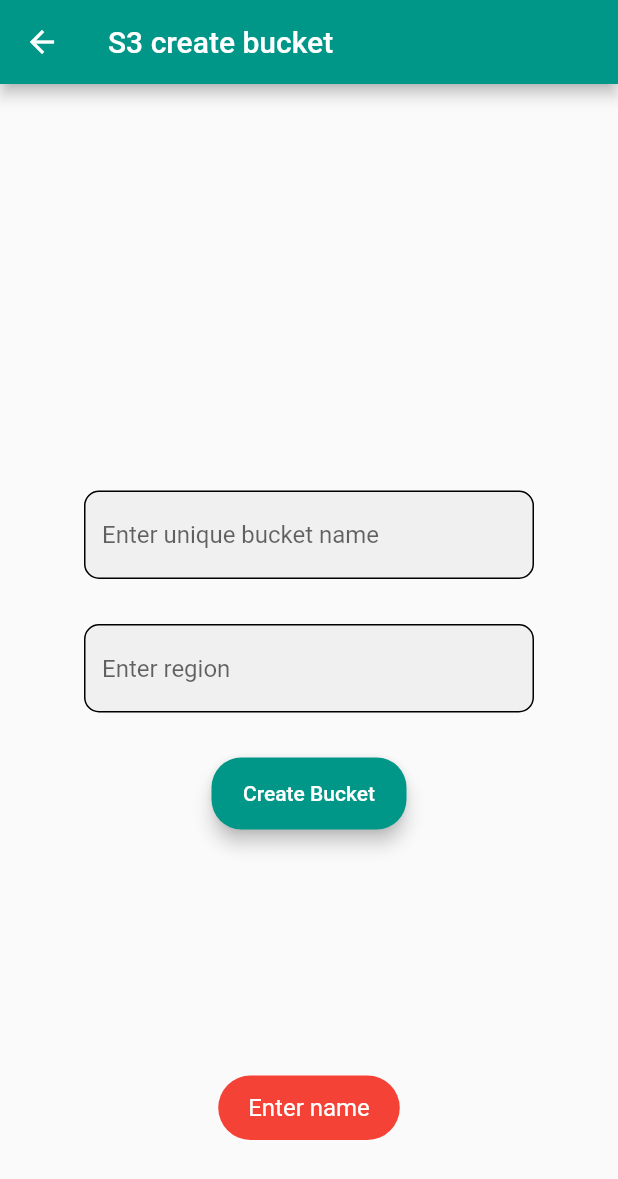
After one commit to snapsid/Developer-Assistant, a Flutter app: the MyS3CreateBucket screen opened by its route, after a tap on "Create Bucket", on a phone screen of 412 x 824 dp. The commit adds this screen. Shown: the top 1179 px of the screen. Run offline on Flutter 3.47's test engine with Material 2 defaults, Android fonts, the light colour scheme and no system bars; our stand-ins replace bubble, flutter_highlight, flutter_slidable, fluttertoast, modal_progress_hud; missing offline and left inert: code_text_field, highlight, vertical_card_pager.

Commit message:
create s3 done

```diff
--- a/app/developer_assistant/developer_assistant/lib/aws/awshome.dart
+++ b/app/developer_assistant/developer_assistant/lib/aws/awshome.dart
@@ -13,7 +13,7 @@
   bool loading = false;
   String ip;
   final List<String> titles = [
-    "EC2",
+    "S3",
     "EBS\nVolume",
     "Security\nGroup",
   ];
@@ -122,8 +122,7 @@
                       onSelectedItem: (index) {
                         print(index);
                         if (index == 0) {
-                          print('docker service');
-                          Navigator.pushNamed(context, 'dockerservice');
+                          Navigator.pushNamed(context, 's3createvolume');
                         } else if (index == 1) {
                           Navigator.pushNamed(context, 'ebshome');
                         } else if (index == 2) {
--- /dev/null
+++ b/app/developer_assistant/developer_assistant/lib/aws/s3/createbucket.dart
@@ -0,0 +1,178 @@
+import 'package:developer_assistant/ip.dart';
+import 'package:flutter/material.dart';
+import 'package:fluttertoast/fluttertoast.dart';
+import 'package:modal_progress_hud/modal_progress_hud.dart';
+import 'package:http/http.dart' as http;
+
+class MyS3CreateBucket extends StatefulWidget {
+  @override
+  _MyS3CreateBucketState createState() => _MyS3CreateBucketState();
+}
+
+class _MyS3CreateBucketState extends State<MyS3CreateBucket> {
+  bool loading = false;
+  var name = "";
+  var region = "";
+  String ip;
+
+  @override
+  void initState() {
+    ip = MyIp.ip_public;
+    // TODO: implement initState
+    super.initState();
+  }
+
+  createVolume() async {
+    myToast('Creating Volume\nPlease Wait...', Colors.blue);
+    setState(() {
+      loading = true;
+    });
+    var url = Uri.parse(
+        'http://${ip}/cgi-bin/aws/awsservices/s3/createbucket.py?x=$name&y=$region');
+    try {
+      var response = await http.get(url, headers: {
+        "Accept": "application/json",
+        "Access-Control_Allow_Origin": "*"
+      });
+      var code = response.statusCode;
+      print(code);
+      if (code == 200) {
+        var body = await response.body;
+        print(body);
+        myToast(body, Colors.teal.shade300);
+        setState(() {
+          loading = false;
+        });
+        // Navigator.pushNamedAndRemoveUntil(context, 'ebshome', (route) => false);
+      } else {
+        print('invalid IP');
+        myToast('Invalid IP', Colors.red.shade300);
+        setState(() {
+          loading = false;
+        });
+        // Navigator.pushNamedAndRemoveUntil(context, 'ebshome', (route) => false);
+      }
+    } catch (e) {
+      print(e);
+      myToast('Server connection failed...', Colors.red.shade300);
+      setState(() {
+        loading = false;
+      });
+      // Navigator.pushNamedAndRemoveUntil(context, 'ebshome', (route) => false);
+    }
+  }
+
+  onTextCheck() {
+    if (name == "") {
+      myToast('Enter name', Colors.red);
+    } else if (region == "") {
+      myToast('Enter region', Colors.red);
+    } else {
+      createVolume();
+    }
+  }
+
+  myToast(mymsg, color) {
+    Fluttertoast.showToast(
+        msg: mymsg,
+        toastLength: Toast.LENGTH_LONG,
+        gravity: ToastGravity.BOTTOM,
+        timeInSecForIosWeb: 2,
+        backgroundColor: color,
+        textColor: Colors.white,
+        webPosition: "center",
+        fontSize: 16.0);
+  }
+
+  @override
+  Widget build(BuildContext context) {
+    return Scaffold(
+      appBar: AppBar(
+        title: Text('S3 create bucket'),
+        backgroundColor: Colors.teal,
+      ),
+      body: ModalProgressHUD(
+        inAsyncCall: loading,
+        progressIndicator: CircularProgressIndicator(
+          // backgroundColor: Colors.teal,
+          valueColor: AlwaysStoppedAnimation<Color>(Colors.teal),
+          strokeWidth: 6,
+        ),
+        child: Center(
+          child: Container(
+            width: 300,
+            child: Column(
+              mainAxisAlignment: MainAxisAlignment.center,
+              children: [
+                TextField(
+                  cursorColor: Colors.teal,
+                  onChanged: (value) {
+                    name = value;
+                  },
+                  decoration: InputDecoration(
+                      focusedBorder: OutlineInputBorder(
+                        borderRadius: BorderRadius.circular(10),
+                        borderSide: BorderSide(color: Colors.teal.shade600),
+                      ),
+                      enabledBorder: OutlineInputBorder(
+                        borderRadius: BorderRadius.circular(10),
+                        borderSide: BorderSide(color: Colors.black),
+                      ),
+                      filled: true,
+                      hintText: "Enter unique bucket name",
+                      border: OutlineInputBorder(
+                        borderSide: BorderSide(color: Colors.teal),
+                        borderRadius: BorderRadius.circular(10),
+                      )),
+                ),
+                SizedBox(
+                  height: 30,
+                ),
+                TextField(
+                  cursorColor: Colors.teal,
+                  onChanged: (value) {
+                    region = value;
+                  },
+                  decoration: InputDecoration(
+                      focusedBorder: OutlineInputBorder(
+                        borderRadius: BorderRadius.circular(10),
+                        borderSide: BorderSide(color: Colors.teal.shade600),
+                      ),
+                      enabledBorder: OutlineInputBorder(
+                        borderRadius: BorderRadius.circular(10),
+                        borderSide: BorderSide(color: Colors.black),
+                      ),
+                      filled: true,
+                      hintText: "Enter region",
+                      border: OutlineInputBorder(
+                        borderSide: BorderSide(color: Colors.teal),
+                        borderRadius: BorderRadius.circular(10),
+                      )),
+                ),
+                SizedBox(
+                  height: 30,
+                ),
+                Material(
+                  borderRadius: BorderRadius.circular(20),
+                  color: Colors.teal,
+                  elevation: 5,
+                  child: MaterialButton(
+                    child: Text(
+                      'Create Bucket',
+                      style: TextStyle(color: Colors.white),
+                    ),
+                    onPressed: () {
+                      onTextCheck();
+                    },
+                    minWidth: 130,
+                    height: 40,
+                  ),
+                ),
+              ],
+            ),
+          ),
+        ),
+      ),
+    );
+  }
+}
--- a/app/developer_assistant/developer_assistant/lib/main.dart
+++ b/app/developer_assistant/developer_assistant/lib/main.dart
@@ -2,6 +2,7 @@
 import 'package:developer_assistant/aws/ebsallvolumes.dart';
 import 'package:developer_assistant/aws/ebscreatevolume.dart';
 import 'package:developer_assistant/aws/ebshome.dart';
+import 'package:developer_assistant/aws/s3/createbucket.dart';
 import 'package:developer_assistant/c_code.dart';
 import 'package:developer_assistant/c_output.dart';
 import 'package:developer_assistant/cplusplus.dart';
@@ -47,6 +48,7 @@
       'ebshome': (context) => EbsHome(),
       'ebscreatevolume': (context) => EbsCreateVolume(),
       'ebsallvolumes': (context) => EbsAllVolumes(),
+      's3createvolume': (context) => MyS3CreateBucket(),
     },
   ));
 }
```
